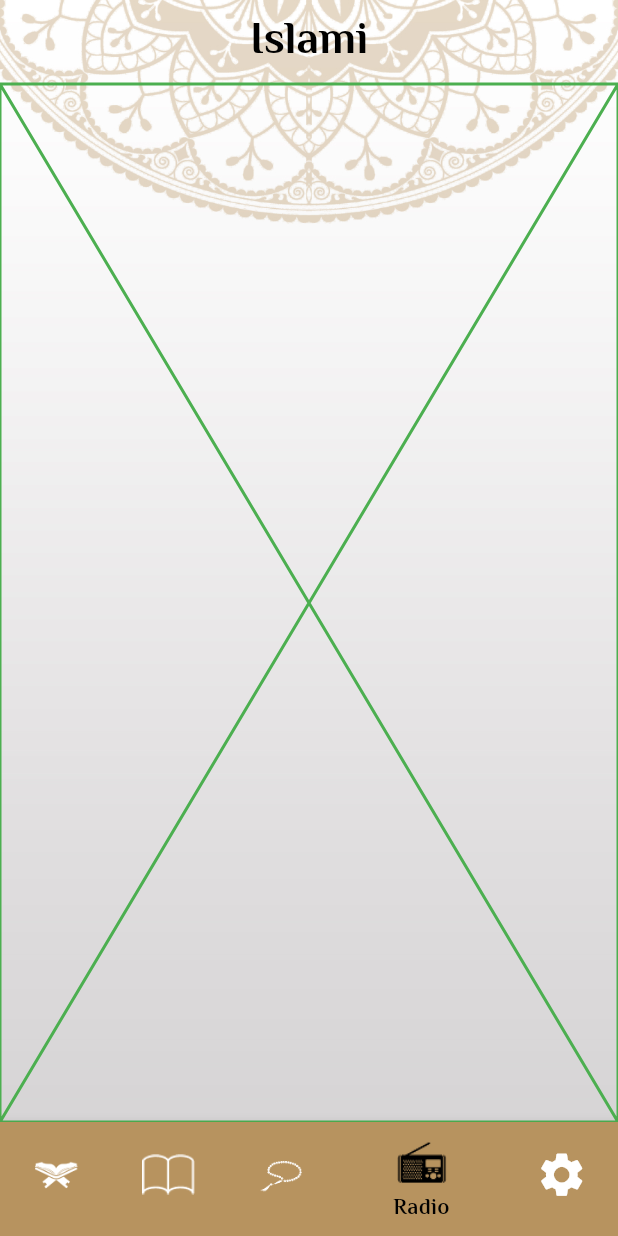
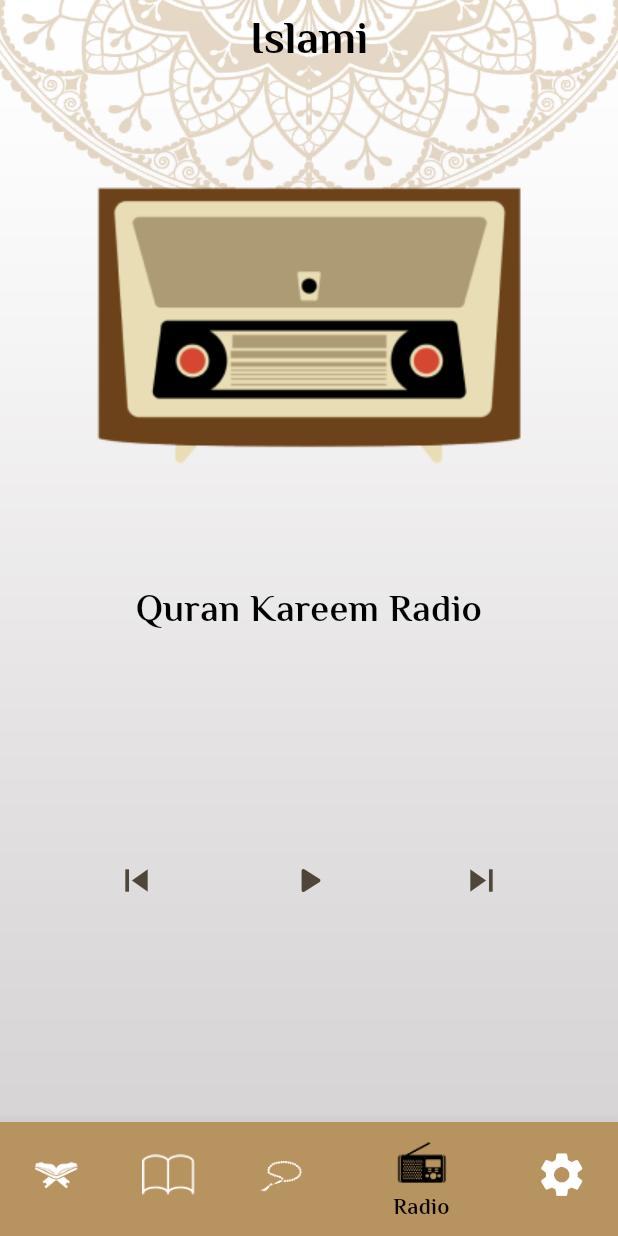
Before and after one commit to Mohamedkheira/islami-app, a Flutter app: the screen it shows after launch, item 4 of the bottom bar chosen, on a phone screen of 412 x 824 dp. Run offline on Flutter 3.47's test engine with Material 3 defaults, Android fonts, the phone set to English and light mode, and no system bars; our stand-ins replace shared_preferences.

Commit message:
feat: radio design add: hadeth logic

```diff
--- a/lib/l10n/app_ar.arb
+++ b/lib/l10n/app_ar.arb
@@ -13,5 +13,6 @@
   "language": "اللغة",
   "theme": "المظهر",
   "light": "نهاري",
-  "dark": "ليلي"
+  "dark": "ليلي",
+  "quranRadio":"أذاعة القرآن الكريم"
 }
--- a/lib/l10n/app_en.arb
+++ b/lib/l10n/app_en.arb
@@ -13,5 +13,6 @@
   "language": "Language",
   "theme": "Theme",
   "light": "Light",
-  "dark": "Dark"
+  "dark": "Dark",
+  "quranRadio":"Quran Kareem Radio"
 }
--- a/lib/l10n/app_localizations.dart
+++ b/lib/l10n/app_localizations.dart
@@ -187,6 +187,12 @@ abstract class AppLocalizations {
   /// In en, this message translates to:
   /// **'Dark'**
   String get dark;
+
+  /// No description provided for @quranRadio.
+  ///
+  /// In en, this message translates to:
+  /// **'Quran Kareem Radio'**
+  String get quranRadio;
 }
 
 class _AppLocalizationsDelegate
--- a/lib/l10n/app_localizations_ar.dart
+++ b/lib/l10n/app_localizations_ar.dart
@@ -52,4 +52,7 @@ class AppLocalizationsAr extends AppLocalizations {
 
   @override
   String get dark => 'ليلي';
+
+  @override
+  String get quranRadio => 'أذاعة القرآن الكريم';
 }
--- a/lib/l10n/app_localizations_en.dart
+++ b/lib/l10n/app_localizations_en.dart
@@ -52,4 +52,7 @@ class AppLocalizationsEn extends AppLocalizations {
 
   @override
   String get dark => 'Dark';
+
+  @override
+  String get quranRadio => 'Quran Kareem Radio';
 }
--- a/lib/ui/home/tabs/radio/radio_tab.dart
+++ b/lib/ui/home/tabs/radio/radio_tab.dart
@@ -1,12 +1,46 @@
 import 'package:flutter/material.dart';
+import 'package:isalmi/ui_utiles.dart';
 
 class RadioTab extends StatelessWidget {
   const RadioTab({super.key});
 
   @override
   Widget build(BuildContext context) {
-    return const Placeholder(
-      color: Colors.green,
+    return Column(
+      children: [
+        Expanded(
+          child: Image.asset(
+            getImage('radio_image.png'),
+          ),
+        ),
+        const SizedBox(
+          height: 12,
+        ),
+        Text(
+          appTranslate(context).quranRadio,
+          style: Theme.of(context).textTheme.bodyMedium,
+          textAlign: TextAlign.center,
+        ),
+        Expanded(
+          child: Row(
+            mainAxisAlignment: MainAxisAlignment.spaceEvenly,
+            children: [
+              IconButton(
+                onPressed: (){},
+                icon: Icon(Icons.skip_previous,size: 30,),
+              ),
+              IconButton(
+                onPressed: (){},
+                icon: Icon(Icons.play_arrow_rounded,size: 30),
+              ),
+              IconButton(
+                onPressed: (){},
+                icon: Icon(Icons.skip_next,size: 30),
+              ),
+            ],
+          ),
+        )
+      ],
     );
   }
 }
```
Also changed, not shown: lib/ui/home/tabs/hadeth/hadeth_tab.dart (+5 -3 lines), assets/images/radio_image.png (added), lib/components/buttom_icon.dart (added).
